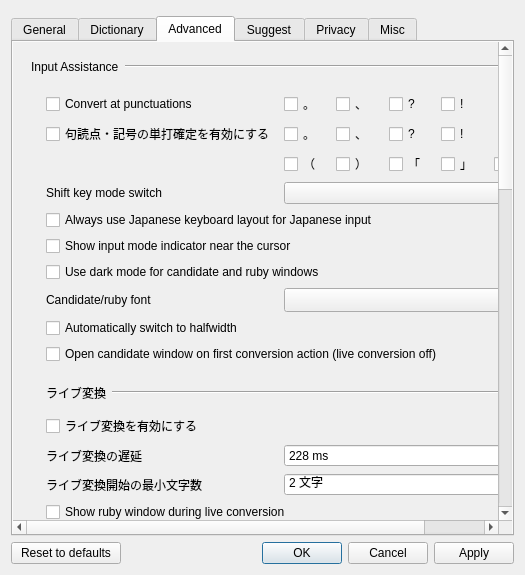
First picture: the form in src/gui/config_dialog/config_dialog.ui, repository koyasi777/mozkey, before the edit.
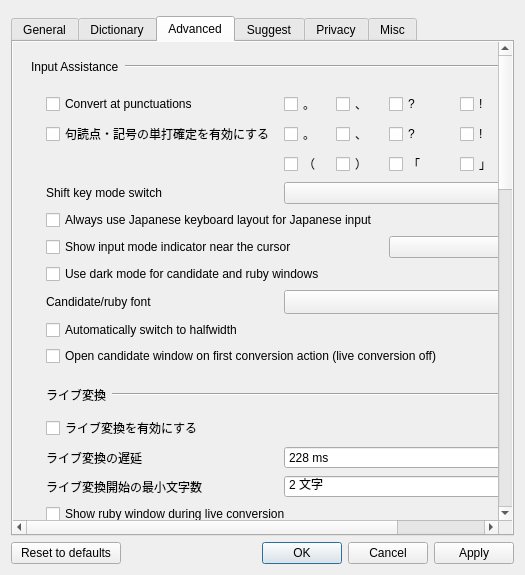
Second picture: the form after the edit. The open tabs and pages were chosen to show the change. Custom widgets are drawn as their Qt base class.

Commit message: Add customizable Windows mode indicator themes

What changed in the file:
```diff
--- a/src/gui/config_dialog/config_dialog.ui
+++ b/src/gui/config_dialog/config_dialog.ui
@@ -1444,7 +1444,7 @@
                   </property>
                  </widget>
                 </item>
-                <item row="5" column="0" colspan="8">
+                <item row="5" column="0" colspan="5">
                  <widget class="QCheckBox" name="useModeIndicator">
                   <property name="enabled">
                    <bool>true</bool>
@@ -1454,6 +1454,22 @@
                   </property>
                  </widget>
                 </item>
+                <item row="5" column="5" colspan="3">
+                 <widget class="QComboBox" name="modeIndicatorThemeComboBox">
+                  <property name="minimumSize">
+                   <size>
+                    <width>190</width>
+                    <height>0</height>
+                   </size>
+                  </property>
+                  <property name="maximumSize">
+                   <size>
+                    <width>190</width>
+                    <height>16777215</height>
+                   </size>
+                  </property>
+                 </widget>
+                </item>
                 <item row="6" column="0" colspan="8">
                  <widget class="QCheckBox" name="useDarkModeCandidateWindow">
                   <property name="enabled">
```
The commit also changes 16 other files.
